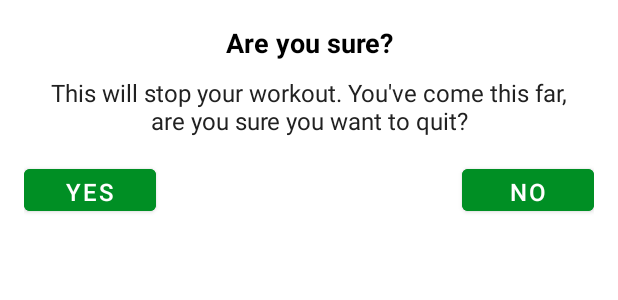
After one commit to Mahavirkumar/-DailyWorkout-App, an Android app: the layout dialog_custom_back_confirmation.xml on its own in the app's theme, with its tools: preview values and no code run, on a phone screen of 412 x 824 dp. The commit adds this screen. Shown: the top 300 px of the screen. Run offline under Robolectric (Android 15) with nearby library versions, the light colour scheme and no system bars.

Commit message:
seting up customdialog for the backbutton

```diff
--- a/app/src/main/java/com/development/mk/dailyworkout/ExerciseActivity.kt
+++ b/app/src/main/java/com/development/mk/dailyworkout/ExerciseActivity.kt
@@ -1,6 +1,9 @@
 package com.development.mk.dailyworkout
 
+import android.app.Dialog
 import android.content.Intent
+import android.graphics.Color
+import android.graphics.drawable.ColorDrawable
 import android.media.MediaPlayer
 import android.net.Uri
 import androidx.appcompat.app.AppCompatActivity
@@ -12,6 +15,7 @@ import android.view.View
 import android.widget.Toast
 import androidx.recyclerview.widget.LinearLayoutManager
 import com.development.mk.dailyworkout.databinding.ActivityExerciseBinding
+import com.development.mk.dailyworkout.databinding.DialogCustomBackConfirmationBinding
 import java.util.*
 import kotlin.collections.ArrayList
 
@@ -49,7 +53,7 @@ class ExerciseActivity : AppCompatActivity(),TextToSpeech.OnInitListener {
             supportActionBar?.setDisplayHomeAsUpEnabled(true)
         }
         binding?.toolbarExercise?.setNavigationOnClickListener {
-            onBackPressed()
+            customDialogForBackButton()
         }
         tts = TextToSpeech(this, this)
 
@@ -126,12 +130,12 @@ class ExerciseActivity : AppCompatActivity(),TextToSpeech.OnInitListener {
          *   {#onTick(long)} callbacks.
          */
         // Here we have started a timer of 10 seconds so the 10000 is milliseconds is 10 seconds and the countdown interval is 1 second so it 1000.
-        restTimer = object : CountDownTimer(1000, 100) {
+        restTimer = object : CountDownTimer(10000, 1000) {
             override fun onTick(millisUntilFinished: Long) {
                 restProgress++ // It is increased by 1
-                binding?.progressBar?.progress = 1 - restProgress // Indicates progress bar progress
+                binding?.progressBar?.progress = 10 - restProgress // Indicates progress bar progress
                 binding?.tvTimer?.text =
-                    (1 - restProgress).toString()  // Current progress is set to text view in terms of seconds.
+                    (10 - restProgress).toString()  // Current progress is set to text view in terms of seconds.
             }
 
             override fun onFinish() {
@@ -183,11 +187,11 @@ class ExerciseActivity : AppCompatActivity(),TextToSpeech.OnInitListener {
 
         binding?.progressBarExercise?.progress = exerciseProgress
 
-        exerciseTimer = object : CountDownTimer(1000, 1000) {
+        exerciseTimer = object : CountDownTimer(40000, 1000) {
             override fun onTick(millisUntilFinished: Long) {
                 exerciseProgress++
-                binding?.progressBarExercise?.progress = 10 - exerciseProgress
-                binding?.tvTimerExercise?.text = (10 - exerciseProgress).toString()
+                binding?.progressBarExercise?.progress = 40 - exerciseProgress
+                binding?.tvTimerExercise?.text = (40 - exerciseProgress).toString()
             }
 
             override fun onFinish() {
@@ -276,4 +280,29 @@ class ExerciseActivity : AppCompatActivity(),TextToSpeech.OnInitListener {
         // Adapter class is attached to recycler view
         binding?.rvExerciseStatus?.adapter = exerciseAdapter
     }
+    private fun customDialogForBackButton() {
+        val customDialog = Dialog(this)
+
+
+        val dialogBinding = DialogCustomBackConfirmationBinding.inflate(layoutInflater)
+        /*Set the screen content from a layout resource.
+         The resource will be inflated, adding all top-level views to the screen.*/
+
+        customDialog.setContentView(dialogBinding.root)
+        //to ensure that the user clicks one of the button and that the dialog is
+        //not dismissed when surrounding parts of the screen is clicked
+        customDialog.setCanceledOnTouchOutside(false)
+
+        dialogBinding.tvYes.setOnClickListener {
+            // We need to specify that we are finishing this activity if not the player
+            // continues beeping even after the screen is not visibile
+            this@ExerciseActivity.finish()
+            customDialog.dismiss()
+        }
+        dialogBinding.tvNo.setOnClickListener {
+            customDialog.dismiss()
+        }
+        //Start the dialog and display it on screen.
+        customDialog.show()
+    }
 }
--- /dev/null
+++ b/app/src/main/res/layout/dialog_custom_back_confirmation.xml
@@ -0,0 +1,85 @@
+<?xml version="1.0" encoding="utf-8"?>
+<!--Designing the custom dialog for back confirmation.)-->
+
+<androidx.constraintlayout.widget.ConstraintLayout xmlns:android="http://schemas.android.com/apk/res/android"
+    android:layout_width="match_parent"
+    android:layout_height="wrap_content"
+    xmlns:app="http://schemas.android.com/apk/res-auto"
+    android:gravity="center"
+    android:orientation="vertical"
+    android:padding="16dp"
+    android:background="@color/white">
+
+    <TextView
+        android:id="@+id/are_you_sure_txv"
+        android:layout_width="match_parent"
+        android:layout_height="wrap_content"
+        android:gravity="center"
+        android:text="Are you sure?"
+        android:textColor="@android:color/black"
+        android:textSize="18sp"
+        android:textStyle="bold"
+        app:layout_constraintStart_toStartOf="parent"
+        app:layout_constraintEnd_toEndOf="parent"
+        app:layout_constraintTop_toTopOf="parent"/>
+
+    <TextView
+        android:id="@+id/quit_msg_txv"
+        android:layout_width="match_parent"
+        android:layout_height="wrap_content"
+        android:layout_marginStart="10dp"
+        android:layout_marginTop="10dp"
+        android:layout_marginEnd="10dp"
+        android:gravity="center"
+        android:text="This will stop your workout. You\'ve come this far, are you sure you want to quit?"
+        android:textColor="#212121"
+        android:textSize="16sp"
+        app:layout_constraintStart_toStartOf="parent"
+        app:layout_constraintEnd_toEndOf="parent"
+        app:layout_constraintTop_toBottomOf="@+id/are_you_sure_txv"/>
+
+
+
+        <Button
+            android:id="@+id/tvYes"
+            android:layout_width="0dp"
+            android:layout_height="40dp"
+            android:layout_marginEnd="10dp"
+            android:layout_weight="1"
+            android:backgroundTint="@color/colorAccent"
+            android:gravity="center"
+            android:text="YES"
+            app:layout_constraintHorizontal_bias="0.5"
+            android:textColor="#FFFFFF"
+            android:textSize="16sp"
+            android:layout_marginTop="15dp"
+            app:layout_constraintStart_toStartOf="parent"
+            app:layout_constraintTop_toBottomOf="@+id/quit_msg_txv"
+            app:layout_constraintRight_toLeftOf="@+id/guideline"/>
+
+    <androidx.constraintlayout.widget.Guideline
+        android:id="@+id/guideline"
+        android:layout_width="wrap_content"
+        android:layout_height="wrap_content"
+        android:orientation="vertical"
+        android:background="@color/white"
+        app:layout_constraintGuide_percent="0.5" />
+
+        <Button
+            android:id="@+id/tvNo"
+            android:layout_width="0dp"
+            android:layout_height="40dp"
+            android:layout_marginStart="10dp"
+            android:layout_weight="1"
+            android:backgroundTint="@color/colorAccent"
+            android:gravity="center"
+            android:text="NO"
+            app:layout_constraintHorizontal_bias="0.5"
+            android:layout_marginTop="15dp"
+            android:textColor="#FFFFFF"
+            android:textSize="16sp"
+            app:layout_constraintEnd_toEndOf="parent"
+            app:layout_constraintTop_toBottomOf="@+id/quit_msg_txv"
+            app:layout_constraintLeft_toRightOf="@+id/guideline"/>
+
+</androidx.constraintlayout.widget.ConstraintLayout>
```
